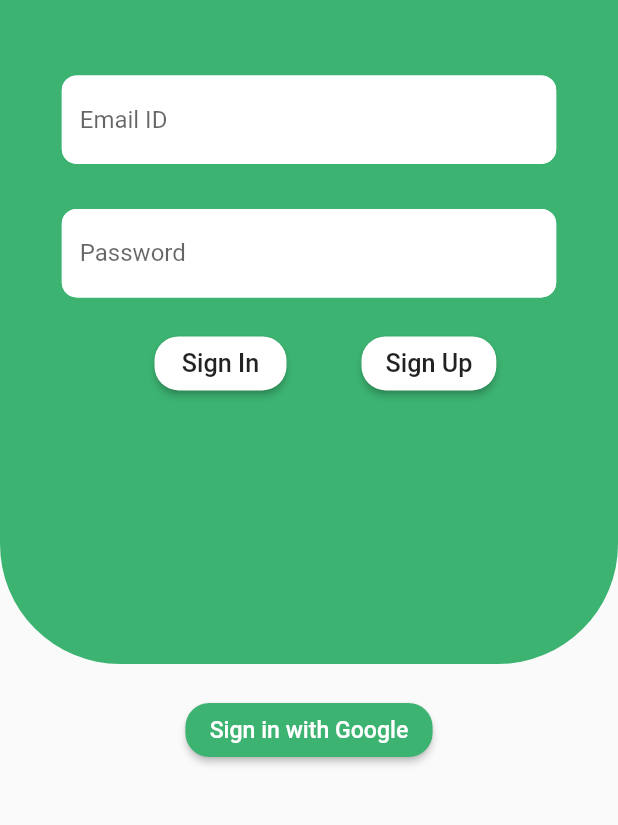
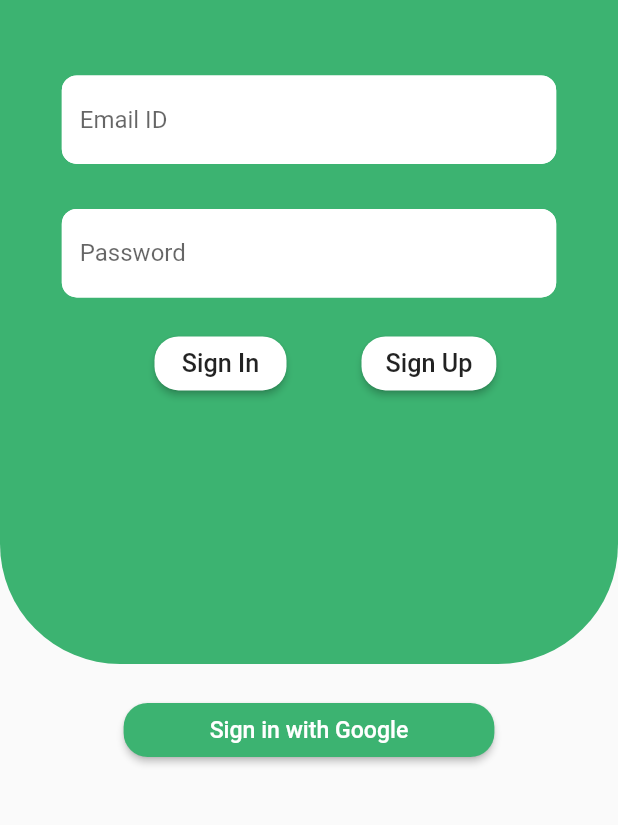
Before and after one commit to LameCoder17/FarmaFriend, a Flutter app: the screen it shows after launch, on a phone screen of 412 x 824 dp, the part 263-1088 px from its top. Run offline on Flutter 3.47's test engine with Material 2 defaults, Android fonts, the phone set to English and light mode, and no system bars; our stand-ins replace firebase_database, google_sign_in; missing offline and left inert: flutter_mailer, searchable_dropdown; accounts and stored records are empty.

Commit message:
Final app and minor modifications

```diff
--- a/lib/login.dart
+++ b/lib/login.dart
@@ -176,7 +176,7 @@ class _LoginScreenState extends State<LoginScreen> {
             ),
           ),
           Padding(
-            padding: EdgeInsets.only(top: 20.0, left: size.width*0.3, right: size.width*0.3),
+            padding: EdgeInsets.only(top: 20.0, left: size.width*0.2, right: size.width*0.2),
             child: RaisedButton(
               onPressed: () {
                 startSignIn();
--- a/lib/profile.dart
+++ b/lib/profile.dart
@@ -68,8 +68,8 @@ class _ProfileScreenState extends State<ProfileScreen> {
                 Padding(
                   padding: EdgeInsets.only(top: 30.00),
                   child: Container(
-                    height: 150,
-                    width: 150,
+                    height: widthScreen*0.35,
+                    width: widthScreen*0.35,
                     decoration: BoxDecoration(
                         shape: BoxShape.circle,
                         image: DecorationImage(
```
Also changed, not shown: 1 other file.
